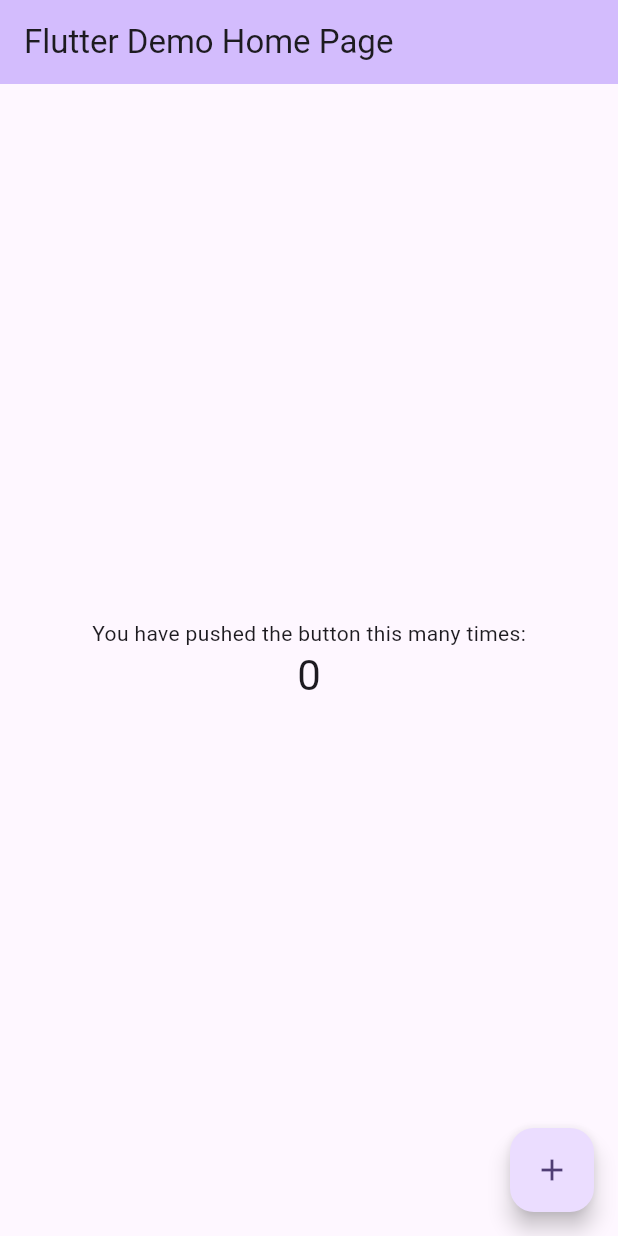
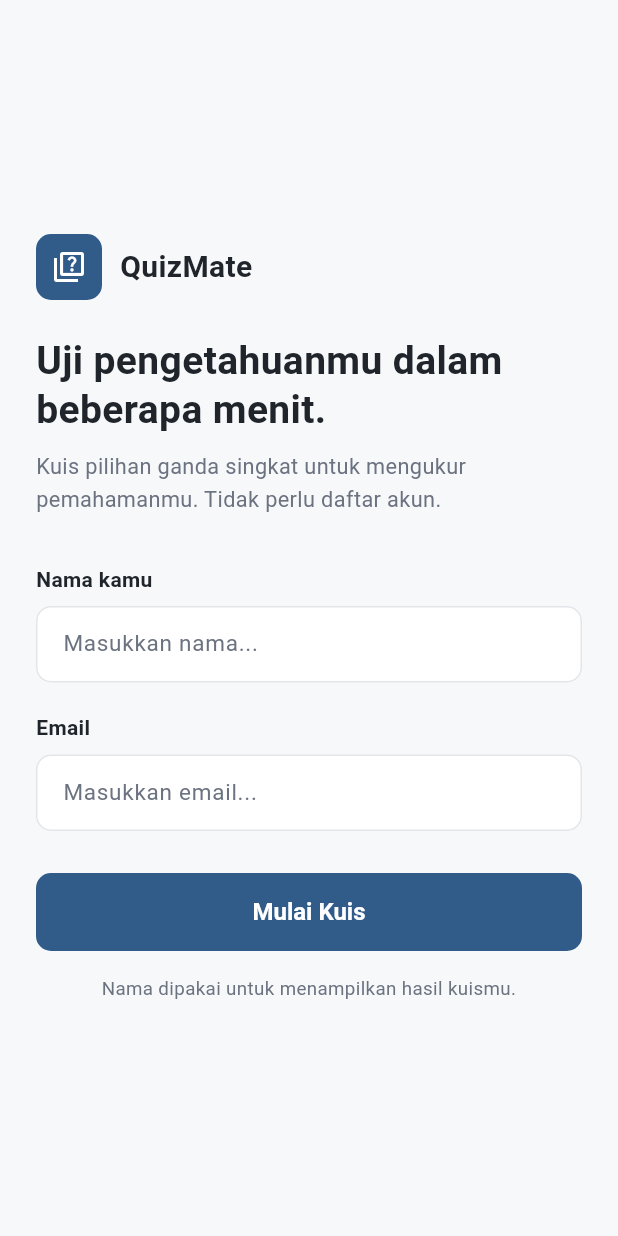
Before and after one commit to Farhan00755/QuizMate, a Flutter app: the screen it shows after launch, on a phone screen of 412 x 824 dp. Run offline on Flutter 3.47's test engine with Material 3 defaults, Android fonts, the phone set to English and light mode, and no system bars.

Commit message:
add home screen

```diff
--- a/lib/main.dart
+++ b/lib/main.dart
@@ -1,122 +1,25 @@
 import 'package:flutter/material.dart';
 
+import 'screens/home_screen.dart';
+
 void main() {
-  runApp(const MyApp());
+  runApp(const QuizMateApp());
 }
 
-class MyApp extends StatelessWidget {
-  const MyApp({super.key});
+class QuizMateApp extends StatelessWidget {
+  const QuizMateApp({super.key});
 
-  // This widget is the root of your application.
   @override
   Widget build(BuildContext context) {
     return MaterialApp(
-      title: 'Flutter Demo',
+      title: 'QuizMate',
+      debugShowCheckedModeBanner: false,
       theme: ThemeData(
-        // This is the theme of your application.
-        //
-        // TRY THIS: Try running your application with "flutter run". You'll see
-        // the application has a purple toolbar. Then, without quitting the app,
-        // try changing the seedColor in the colorScheme below to Colors.green
-        // and then invoke "hot reload" (save your changes or press the "hot
-        // reload" button in a Flutter-supported IDE, or press "r" if you used
-        // the command line to start the app).
-        //
-        // Notice that the counter didn't reset back to zero; the application
-        // state is not lost during the reload. To reset the state, use hot
-        // restart instead.
-        //
-        // This works for code too, not just values: Most code changes can be
-        // tested with just a hot reload.
-        colorScheme: .fromSeed(seedColor: Colors.deepPurple),
+        useMaterial3: true,
+        scaffoldBackgroundColor: const Color(0xFFF7F8FA),
+        colorScheme: ColorScheme.fromSeed(seedColor: const Color(0xFF315C8A)),
       ),
-      home: const MyHomePage(title: 'Flutter Demo Home Page'),
+      home: const HomeScreen(),
     );
   }
 }
-
-class MyHomePage extends StatefulWidget {
-  const MyHomePage({super.key, required this.title});
-
-  // This widget is the home page of your application. It is stateful, meaning
-  // that it has a State object (defined below) that contains fields that affect
-  // how it looks.
-
-  // This class is the configuration for the state. It holds the values (in this
-  // case the title) provided by the parent (in this case the App widget) and
-  // used by the build method of the State. Fields in a Widget subclass are
-  // always marked "final".
-
-  final String title;
-
-  @override
-  State<MyHomePage> createState() => _MyHomePageState();
-}
-
-class _MyHomePageState extends State<MyHomePage> {
-  int _counter = 0;
-
-  void _incrementCounter() {
-    setState(() {
-      // This call to setState tells the Flutter framework that something has
-      // changed in this State, which causes it to rerun the build method below
-      // so that the display can reflect the updated values. If we changed
-      // _counter without calling setState(), then the build method would not be
-      // called again, and so nothing would appear to happen.
-      _counter++;
-    });
-  }
-
-  @override
-  Widget build(BuildContext context) {
-    // This method is rerun every time setState is called, for instance as done
-    // by the _incrementCounter method above.
-    //
-    // The Flutter framework has been optimized to make rerunning build methods
-    // fast, so that you can just rebuild anything that needs updating rather
-    // than having to individually change instances of widgets.
-    return Scaffold(
-      appBar: AppBar(
-        // TRY THIS: Try changing the color here to a specific color (to
-        // Colors.amber, perhaps?) and trigger a hot reload to see the AppBar
-        // change color while the other colors stay the same.
-        backgroundColor: Theme.of(context).colorScheme.inversePrimary,
-        // Here we take the value from the MyHomePage object that was created by
-        // the App.build method, and use it to set our appbar title.
-        title: Text(widget.title),
-      ),
-      body: Center(
-        // Center is a layout widget. It takes a single child and positions it
-        // in the middle of the parent.
-        child: Column(
-          // Column is also a layout widget. It takes a list of children and
-          // arranges them vertically. By default, it sizes itself to fit its
-          // children horizontally, and tries to be as tall as its parent.
-          //
-          // Column has various properties to control how it sizes itself and
-          // how it positions its children. Here we use mainAxisAlignment to
-          // center the children vertically; the main axis here is the vertical
-          // axis because Columns are vertical (the cross axis would be
-          // horizontal).
-          //
-          // TRY THIS: Invoke "debug painting" (choose the "Toggle Debug Paint"
-          // action in the IDE, or press "p" in the console), to see the
-          // wireframe for each widget.
-          mainAxisAlignment: .center,
-          children: [
-            const Text('You have pushed the button this many times:'),
-            Text(
-              '$_counter',
-              style: Theme.of(context).textTheme.headlineMedium,
-            ),
-          ],
-        ),
-      ),
-      floatingActionButton: FloatingActionButton(
-        onPressed: _incrementCounter,
-        tooltip: 'Increment',
-        child: const Icon(Icons.add),
-      ),
-    );
-  }
-}
--- /dev/null
+++ b/lib/screens/home_screen.dart
@@ -0,0 +1,322 @@
+import 'package:flutter/material.dart';
+
+class _AppColors {
+  static const primary = Color(0xFF315C8A);
+  static const background = Color(0xFFF7F8FA);
+  static const surface = Color(0xFFFFFFFF);
+  static const textPrimary = Color(0xFF20252B);
+  static const textSecondary = Color(0xFF6B7280);
+  static const border = Color(0xFFE2E5E9);
+  static const error = Color(0xFFD85C5C);
+  static const success = Color(0xFF4E9F70);
+}
+
+class HomeScreen extends StatefulWidget {
+  const HomeScreen({super.key});
+
+  @override
+  State<HomeScreen> createState() => _HomeScreenState();
+}
+
+class _HomeScreenState extends State<HomeScreen> {
+  final _formKey = GlobalKey<FormState>();
+  final _nameController = TextEditingController();
+  final _emailController = TextEditingController();
+
+  static final _emailPattern = RegExp(r'^[\w.+-]+@[\w-]+(\.[\w-]+)+$');
+
+  @override
+  void dispose() {
+    _nameController.dispose();
+    _emailController.dispose();
+    super.dispose();
+  }
+
+  String? _validateName(String? value) {
+    if (value == null || value.trim().isEmpty) {
+      return 'Nama wajib diisi';
+    }
+    return null;
+  }
+
+  String? _validateEmail(String? value) {
+    final email = value?.trim() ?? '';
+    if (email.isEmpty) {
+      return null;
+    }
+    if (!_emailPattern.hasMatch(email)) {
+      return 'Format email tidak valid';
+    }
+    return null;
+  }
+
+  void _handleStartQuiz() {
+    FocusScope.of(context).unfocus();
+
+    if (!_formKey.currentState!.validate()) {
+      return;
+    }
+
+    final name = _nameController.text.trim();
+    final email = _emailController.text.trim();
+
+    final messenger = ScaffoldMessenger.of(context);
+    messenger.hideCurrentSnackBar();
+    messenger.showSnackBar(
+      SnackBar(
+        behavior: SnackBarBehavior.floating,
+        backgroundColor: _AppColors.success,
+        content: Text(
+          email.isEmpty
+              ? 'Siap, $name! Data kamu siap digunakan.'
+              : 'Siap, $name! Data kamu siap digunakan ($email).',
+        ),
+      ),
+    );
+  }
+
+  @override
+  Widget build(BuildContext context) {
+    return Scaffold(
+      backgroundColor: _AppColors.background,
+      body: SafeArea(
+        child: LayoutBuilder(
+          builder: (context, constraints) {
+            const horizontalPadding = 24.0;
+            const verticalPadding = 32.0;
+
+            return SingleChildScrollView(
+              padding: const EdgeInsets.symmetric(
+                horizontal: horizontalPadding,
+                vertical: verticalPadding,
+              ),
+              keyboardDismissBehavior: ScrollViewKeyboardDismissBehavior.onDrag,
+              child: ConstrainedBox(
+                constraints: BoxConstraints(
+                  minHeight: constraints.maxHeight - (verticalPadding * 2),
+                ),
+                child: Center(
+                  child: ConstrainedBox(
+                    constraints: const BoxConstraints(maxWidth: 460),
+                    child: Form(
+                      key: _formKey,
+                      child: Column(
+                        crossAxisAlignment: CrossAxisAlignment.stretch,
+                        mainAxisAlignment: MainAxisAlignment.center,
+                        children: [
+                          const _BrandHeader(),
+                          const SizedBox(height: 32),
+                          _LabeledTextField(
+                            label: 'Nama kamu',
+                            hint: 'Masukkan nama...',
+                            controller: _nameController,
+                            validator: _validateName,
+                            textInputAction: TextInputAction.next,
+                            textCapitalization: TextCapitalization.words,
+                          ),
+                          const SizedBox(height: 20),
+                          _LabeledTextField(
+                            label: 'Email',
+                            hint: 'Masukkan email...',
+                            controller: _emailController,
+                            validator: _validateEmail,
+                            keyboardType: TextInputType.emailAddress,
+                            textInputAction: TextInputAction.done,
+                            isOptional: true,
+                            onSubmitted: (_) => _handleStartQuiz(),
+                          ),
+                          const SizedBox(height: 28),
+                          _PrimaryButton(
+                            label: 'Mulai Kuis',
+                            onPressed: _handleStartQuiz,
+                          ),
+                          const SizedBox(height: 16),
+                          const Text(
+                            'Nama dipakai untuk menampilkan hasil kuismu.',
+                            textAlign: TextAlign.center,
+                            style: TextStyle(
+                              fontSize: 12.5,
+                              height: 1.4,
+                              color: _AppColors.textSecondary,
+                            ),
+                          ),
+                        ],
+                      ),
+                    ),
+                  ),
+                ),
+              ),
+            );
+          },
+        ),
+      ),
+    );
+  }
+}
+
+class _BrandHeader extends StatelessWidget {
+  const _BrandHeader();
+
+  @override
+  Widget build(BuildContext context) {
+    return Column(
+      crossAxisAlignment: CrossAxisAlignment.start,
+      children: [
+        Row(
+          children: [
+            Container(
+              width: 44,
+              height: 44,
+              decoration: BoxDecoration(
+                color: _AppColors.primary,
+                borderRadius: BorderRadius.circular(10),
+              ),
+              child: const Icon(
+                Icons.quiz_outlined,
+                color: Colors.white,
+                size: 24,
+              ),
+            ),
+            const SizedBox(width: 12),
+            const Text(
+              'QuizMate',
+              style: TextStyle(
+                fontSize: 20,
+                fontWeight: FontWeight.w700,
+                color: _AppColors.textPrimary,
+              ),
+            ),
+          ],
+        ),
+        const SizedBox(height: 24),
+        const Text(
+          'Uji pengetahuanmu dalam beberapa menit.',
+          style: TextStyle(
+            fontSize: 26,
+            fontWeight: FontWeight.w700,
+            height: 1.25,
+            color: _AppColors.textPrimary,
+          ),
+        ),
+        const SizedBox(height: 10),
+        const Text(
+          'Kuis pilihan ganda singkat untuk mengukur pemahamanmu. '
+          'Tidak perlu daftar akun.',
+          style: TextStyle(
+            fontSize: 14.5,
+            height: 1.5,
+            color: _AppColors.textSecondary,
+          ),
+        ),
+      ],
+    );
+  }
+}
+
+class _LabeledTextField extends StatelessWidget {
+  const _LabeledTextField({
+    required this.label,
+    required this.hint,
+    required this.controller,
+    this.validator,
+    this.keyboardType,
+    this.textInputAction,
+    this.textCapitalization = TextCapitalization.none,
+    this.isOptional = false,
+    this.onSubmitted,
+  });
+
+  final String label;
+  final String hint;
+  final TextEditingController controller;
+  final FormFieldValidator<String>? validator;
+  final TextInputType? keyboardType;
+  final TextInputAction? textInputAction;
+  final TextCapitalization textCapitalization;
+  final bool isOptional;
+  final ValueChanged<String>? onSubmitted;
+
+  OutlineInputBorder _border(Color color, {double width = 1}) {
+    return OutlineInputBorder(
+      borderRadius: BorderRadius.circular(10),
+      borderSide: BorderSide(color: color, width: width),
+    );
+  }
+
+  @override
+  Widget build(BuildContext context) {
+    return Column(
+      crossAxisAlignment: CrossAxisAlignment.start,
+      children: [
+        Row(
+          children: [
+            Text(
+              label,
+              style: const TextStyle(
+                fontSize: 14,
+                fontWeight: FontWeight.w600,
+                color: _AppColors.textPrimary,
+              ),
+            ),
+          ],
+        ),
+        const SizedBox(height: 8),
+        TextFormField(
+          controller: controller,
+          validator: validator,
+          keyboardType: keyboardType,
+          textInputAction: textInputAction,
+          textCapitalization: textCapitalization,
+          onFieldSubmitted: onSubmitted,
+          style: const TextStyle(fontSize: 15, color: _AppColors.textPrimary),
+          decoration: InputDecoration(
+            hintText: hint,
+            filled: true,
+            fillColor: _AppColors.surface,
+            hintStyle: const TextStyle(
+              fontSize: 15,
+              color: _AppColors.textSecondary,
+            ),
+            contentPadding: const EdgeInsets.symmetric(
+              horizontal: 14,
+              vertical: 14,
+            ),
+            border: _border(_AppColors.border),
+            enabledBorder: _border(_AppColors.border),
+            focusedBorder: _border(_AppColors.primary, width: 1.5),
+            errorBorder: _border(_AppColors.error),
+            focusedErrorBorder: _border(_AppColors.error, width: 1.5),
+          ),
+        ),
+      ],
+    );
+  }
+}
+
+class _PrimaryButton extends StatelessWidget {
+  const _PrimaryButton({required this.label, required this.onPressed});
+
+  final String label;
+  final VoidCallback onPressed;
+
+  @override
+  Widget build(BuildContext context) {
+    return SizedBox(
+      height: 52,
+      child: ElevatedButton(
+        onPressed: onPressed,
+        style: ElevatedButton.styleFrom(
+          backgroundColor: _AppColors.primary,
+          foregroundColor: Colors.white,
+          disabledBackgroundColor: _AppColors.border,
+          elevation: 0,
+          shape: RoundedRectangleBorder(
+            borderRadius: BorderRadius.circular(10),
+          ),
+          textStyle: const TextStyle(fontSize: 16, fontWeight: FontWeight.w600),
+        ),
+        child: Text(label),
+      ),
+    );
+  }
+}
--- a/pubspec.yaml
+++ b/pubspec.yaml
@@ -1,5 +1,5 @@
-name: QuizMate
-description: "A new Flutter project."
+name: quiz_mate
+description: "Aplikasi kuis pilihan ganda sederhana."
 # The following line prevents the package from being accidentally published to
 # pub.dev using `flutter pub publish`. This is preferred for private packages.
 publish_to: 'none' # Remove this line if you wish to publish to pub.dev
```
Also changed, not shown: 1 other file.
